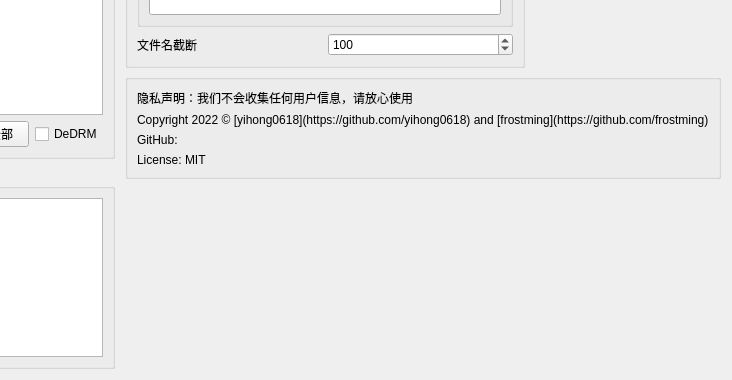
yihong0618/Kindle_download_helper, file kindle.ui: the form before one commit; both pictures show x 458 to 1190 and y 492 to 872 of the 1190 by 872 pixel window.
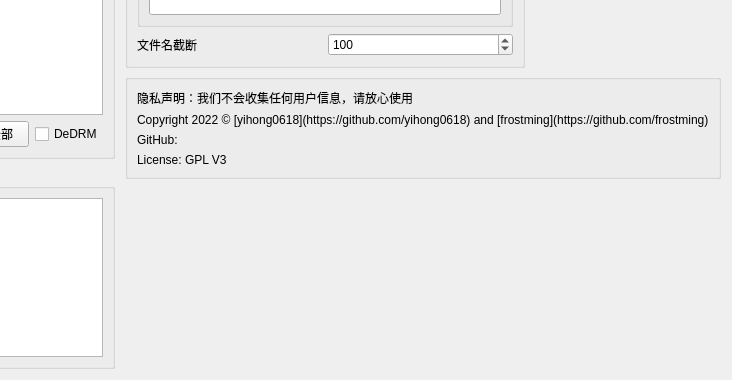
The form after the commit. Icons and pictures are not drawn.

The edit to the form file:
```diff
--- a/kindle.ui
+++ b/kindle.ui
@@ -340,7 +340,7 @@
         <item>
          <widget class="QLabel" name="label_5">
           <property name="text">
-           <string>License: MIT</string>
+           <string>License: GPL V3</string>
           </property>
          </widget>
         </item>
```
